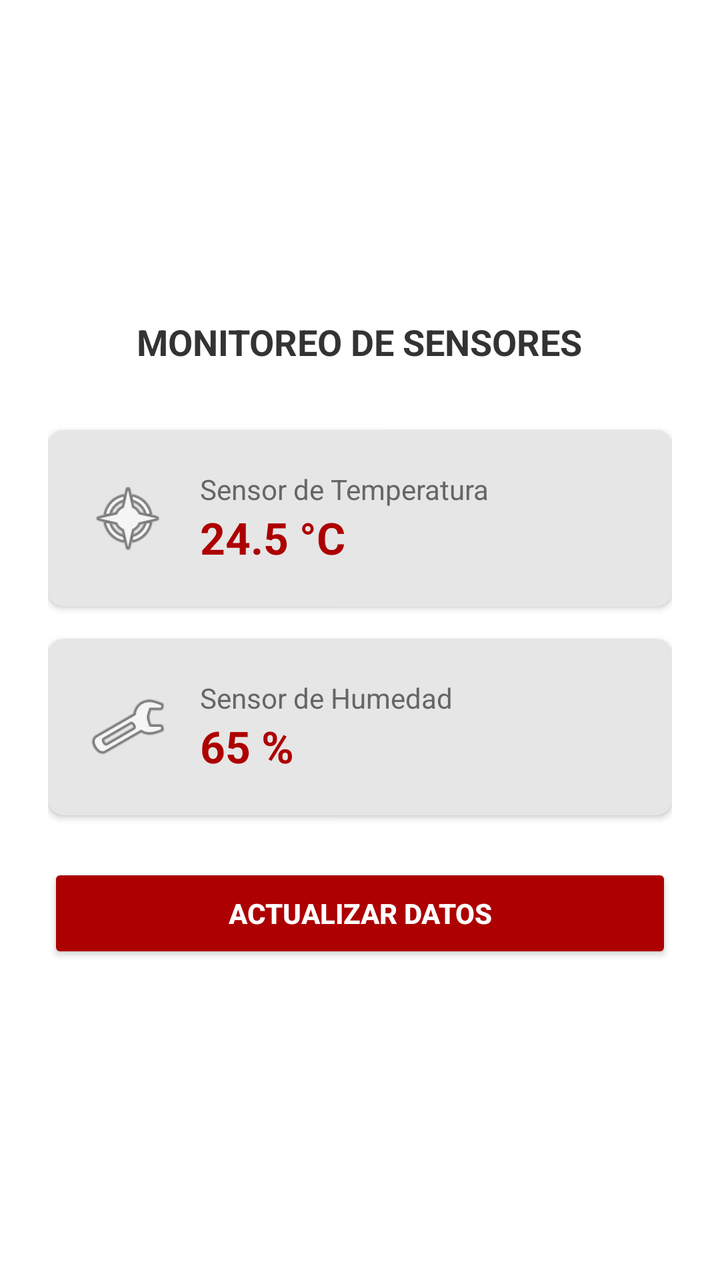
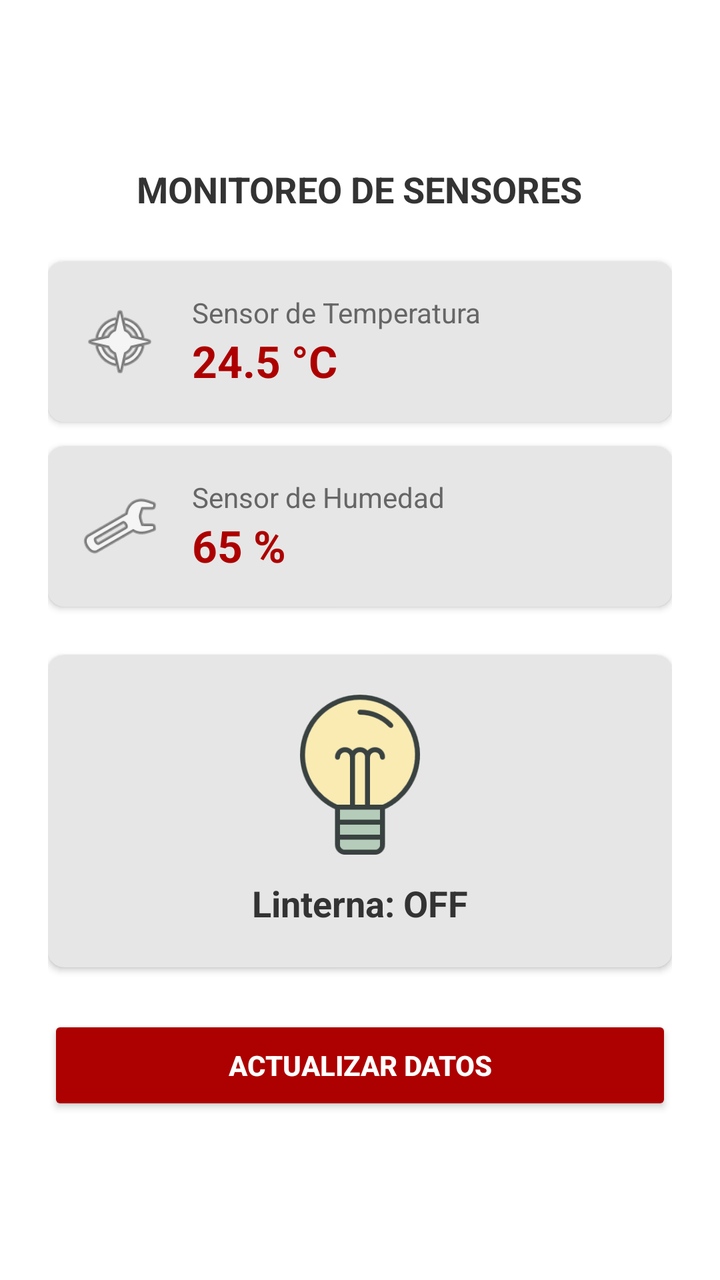

Compare the two renders of this Android layout. The source of the first and the diff that turns it into the second are given below.
<!-- AndroidManifest.xml: activity theme Theme.AppCompat.Light.NoActionBar -->
<!-- res/layout/activity_sensors.xml -->
<?xml version="1.0" encoding="utf-8"?>
<androidx.constraintlayout.widget.ConstraintLayout
    xmlns:android="http://schemas.android.com/apk/res/android"
    xmlns:app="http://schemas.android.com/apk/res-auto"
    android:layout_width="match_parent"
    android:layout_height="match_parent"
    android:background="@color/bg_gris_0"
    android:padding="24dp">

    <LinearLayout
        android:layout_width="match_parent"
        android:layout_height="wrap_content"
        android:orientation="vertical"
        android:gravity="center_horizontal"
        app:layout_constraintBottom_toBottomOf="parent"
        app:layout_constraintTop_toTopOf="parent">

        <TextView
            android:layout_width="wrap_content"
            android:layout_height="wrap_content"
            android:text="MONITOREO DE SENSORES"
            android:textSize="18sp"
            android:textColor="@color/bg_gris_80"
            android:textStyle="bold"
            android:layout_marginBottom="32dp" />

        
        <androidx.cardview.widget.CardView
            android:layout_width="match_parent"
            android:layout_height="wrap_content"
            android:layout_marginBottom="16dp"
            app:cardCornerRadius="8dp"
            app:cardElevation="2dp"
            app:cardBackgroundColor="@color/bg_gris_10">

            <LinearLayout
                android:layout_width="match_parent"
                android:layout_height="wrap_content"
                android:orientation="horizontal"
                android:padding="20dp"
                android:gravity="center_vertical">

                <ImageView
                    android:layout_width="40dp"
                    android:layout_height="40dp"
                    android:src="@android:drawable/ic_menu_compass"
                    android:layout_marginEnd="16dp" />

                <LinearLayout
                    android:layout_width="0dp"
                    android:layout_height="wrap_content"
                    android:layout_weight="1"
                    android:orientation="vertical">

                    <TextView
                        android:layout_width="wrap_content"
                        android:layout_height="wrap_content"
                        android:text="Sensor de Temperatura"
                        android:textSize="14sp"
                        android:textColor="@color/bg_gris_60" />

                    <TextView
                        android:id="@+id/tvTempValor"
                        android:layout_width="wrap_content"
                        android:layout_height="wrap_content"
                        android:text="24.5 °C"
                        android:textSize="22sp"
                        android:textStyle="bold"
                        android:textColor="@color/bg_muni" />
                </LinearLayout>
            </LinearLayout>
        </androidx.cardview.widget.CardView>

        
        <androidx.cardview.widget.CardView
            android:layout_width="match_parent"
            android:layout_height="wrap_content"
            android:layout_marginBottom="24dp"
            app:cardCornerRadius="8dp"
            app:cardElevation="2dp"
            app:cardBackgroundColor="@color/bg_gris_10">

            <LinearLayout
                android:layout_width="match_parent"
                android:layout_height="wrap_content"
                android:orientation="horizontal"
                android:padding="20dp"
                android:gravity="center_vertical">

                <ImageView
                    android:layout_width="40dp"
                    android:layout_height="40dp"
                    android:src="@android:drawable/ic_menu_manage"
                    android:layout_marginEnd="16dp" />

                <LinearLayout
                    android:layout_width="0dp"
                    android:layout_height="wrap_content"
                    android:layout_weight="1"
                    android:orientation="vertical">

                    <TextView
                        android:layout_width="wrap_content"
                        android:layout_height="wrap_content"
                        android:text="Sensor de Humedad"
                        android:textSize="14sp"
                        android:textColor="@color/bg_gris_60" />

                    <TextView
                        android:id="@+id/tvHumedadValor"
                        android:layout_width="wrap_content"
                        android:layout_height="wrap_content"
                        android:text="65 %"
                        android:textSize="22sp"
                        android:textStyle="bold"
                        android:textColor="@color/bg_muni" />
                </LinearLayout>
            </LinearLayout>
        </androidx.cardview.widget.CardView>

        <Button
            android:id="@+id/btnActualizarSensores"
            android:layout_width="match_parent"
            android:layout_height="50dp"
            android:text="ACTUALIZAR DATOS"
            android:backgroundTint="@color/bg_muni"
            android:textColor="@color/bg_gris_0"
            android:textStyle="bold" />

    </LinearLayout>
</androidx.constraintlayout.widget.ConstraintLayout>
<!-- resources referenced by this layout -->
<resources>
  <color name="bg_gris_0">#ffffff</color>
  <color name="bg_gris_10">#e6e6e6</color>
  <color name="bg_gris_60">#666666</color>
  <color name="bg_gris_80">#333333</color>
  <color name="bg_muni">#AD0000</color>
</resources>

<!-- the commit's change to res/layout/activity_sensors.xml (unified diff, before → after) -->
@@ -22,13 +22,13 @@
             android:textSize="18sp"
             android:textColor="@color/bg_gris_80"
             android:textStyle="bold"
-            android:layout_marginBottom="32dp" />
+            android:layout_marginBottom="24dp" />
 
         
         <androidx.cardview.widget.CardView
             android:layout_width="match_parent"
             android:layout_height="wrap_content"
-            android:layout_marginBottom="16dp"
+            android:layout_marginBottom="12dp"
             app:cardCornerRadius="8dp"
             app:cardElevation="2dp"
             app:cardBackgroundColor="@color/bg_gris_10">
@@ -37,28 +37,24 @@
                 android:layout_width="match_parent"
                 android:layout_height="wrap_content"
                 android:orientation="horizontal"
-                android:padding="20dp"
+                android:padding="16dp"
                 android:gravity="center_vertical">
-
                 <ImageView
                     android:layout_width="40dp"
                     android:layout_height="40dp"
                     android:src="@android:drawable/ic_menu_compass"
                     android:layout_marginEnd="16dp" />
-
                 <LinearLayout
                     android:layout_width="0dp"
                     android:layout_height="wrap_content"
                     android:layout_weight="1"
                     android:orientation="vertical">
-
                     <TextView
                         android:layout_width="wrap_content"
                         android:layout_height="wrap_content"
                         android:text="Sensor de Temperatura"
                         android:textSize="14sp"
                         android:textColor="@color/bg_gris_60" />
-
                     <TextView
                         android:id="@+id/tvTempValor"
                         android:layout_width="wrap_content"
@@ -84,28 +80,24 @@
                 android:layout_width="match_parent"
                 android:layout_height="wrap_content"
                 android:orientation="horizontal"
-                android:padding="20dp"
+                android:padding="16dp"
                 android:gravity="center_vertical">
-
                 <ImageView
                     android:layout_width="40dp"
                     android:layout_height="40dp"
                     android:src="@android:drawable/ic_menu_manage"
                     android:layout_marginEnd="16dp" />
-
                 <LinearLayout
                     android:layout_width="0dp"
                     android:layout_height="wrap_content"
                     android:layout_weight="1"
                     android:orientation="vertical">
-
                     <TextView
                         android:layout_width="wrap_content"
                         android:layout_height="wrap_content"
                         android:text="Sensor de Humedad"
                         android:textSize="14sp"
                         android:textColor="@color/bg_gris_60" />
-
                     <TextView
                         android:id="@+id/tvHumedadValor"
                         android:layout_width="wrap_content"
@@ -115,6 +107,44 @@
                         android:textStyle="bold"
                         android:textColor="@color/bg_muni" />
                 </LinearLayout>
+            </LinearLayout>
+        </androidx.cardview.widget.CardView>
+
+
+      <androidx.cardview.widget.CardView
+            android:id="@+id/cvLinterna"
+            android:layout_width="match_parent"
+            android:layout_height="wrap_content"
+            android:layout_marginBottom="24dp"
+            app:cardCornerRadius="8dp"
+            app:cardElevation="2dp"
+            app:cardBackgroundColor="@color/bg_gris_10"
+            android:clickable="true"
+            android:focusable="true"
+            android:foreground="?android:attr/selectableItemBackground">
+
+            <LinearLayout
+                android:layout_width="match_parent"
+                android:layout_height="wrap_content"
+                android:orientation="vertical"
+                android:gravity="center"
+                android:padding="20dp">
+
+                <ImageView
+                    android:id="@+id/ivLinterna"
+                    android:layout_width="80dp"
+                    android:layout_height="80dp"
+                    android:src="@drawable/light"
+                    android:layout_marginBottom="12dp" />
+
+                <TextView
+                    android:id="@+id/tvLinternaEstado"
+                    android:layout_width="wrap_content"
+                    android:layout_height="wrap_content"
+                    android:text="Linterna: OFF"
+                    android:textSize="18sp"
+                    android:textStyle="bold"
+                    android:textColor="@color/bg_gris_80" />
             </LinearLayout>
         </androidx.cardview.widget.CardView>
 
<!-- resource entries referenced after the edit -->
@@ -5,5 +5,6 @@
   <color name="bg_gris_60">#666666</color>
   <color name="bg_gris_80">#333333</color>
   <color name="bg_muni">#AD0000</color>
+  <!-- drawable light: png bitmap (drawable, 12963 bytes) -->
 </resources>
 
